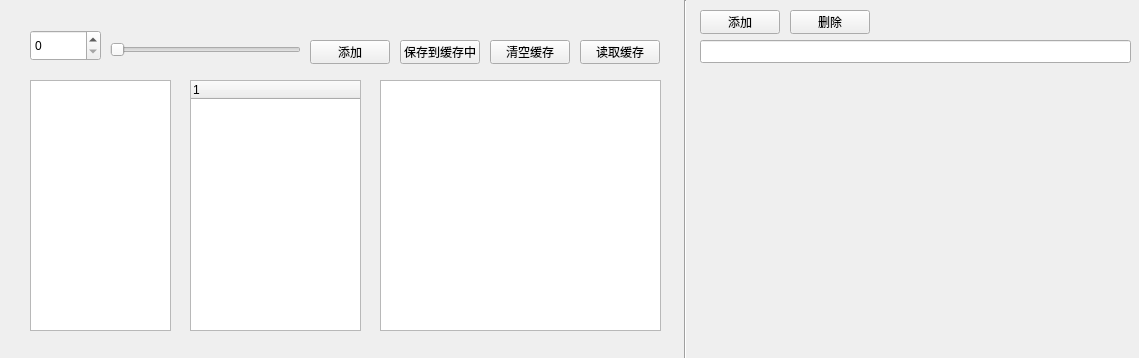
First picture: the form in mywindow.ui, repository Lil-El/QT, before the edit.
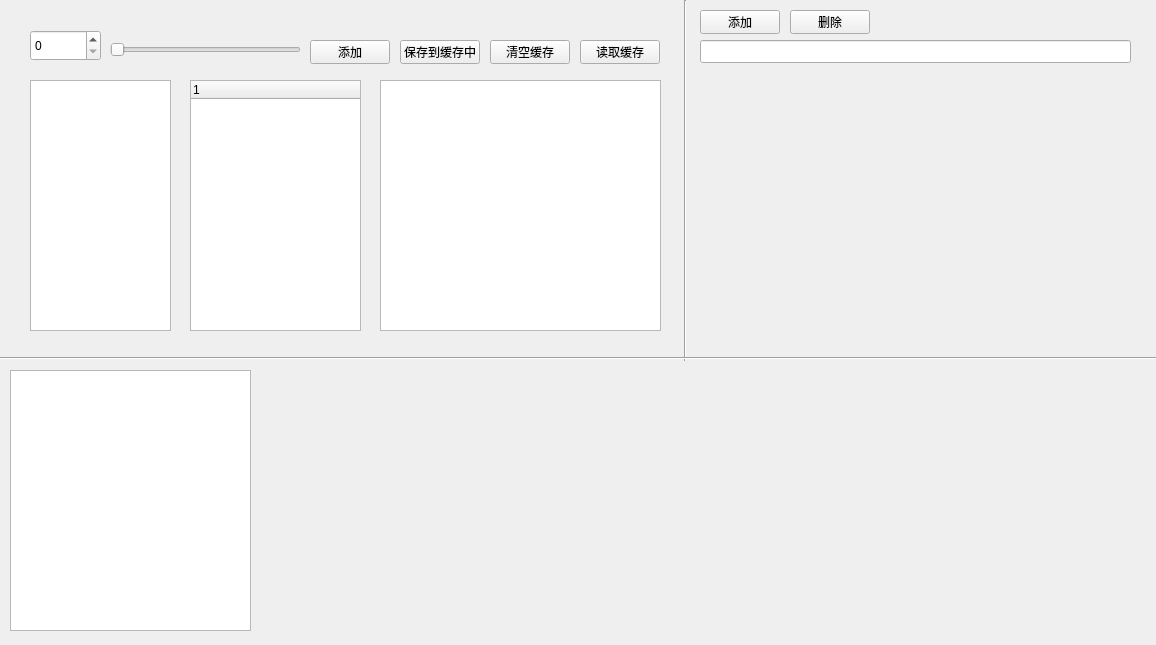
Second picture: the form after the edit.

Commit message: custom table model 1.

Diff of the .ui file:
```diff
--- a/mywindow.ui
+++ b/mywindow.ui
@@ -6,8 +6,8 @@
    <rect>
     <x>0</x>
     <y>0</y>
-    <width>1139</width>
-    <height>358</height>
+    <width>1156</width>
+    <height>645</height>
    </rect>
   </property>
   <property name="windowTitle">
@@ -189,6 +189,29 @@
     </rect>
    </property>
   </widget>
+  <widget class="Line" name="line_2">
+   <property name="geometry">
+    <rect>
+     <x>0</x>
+     <y>350</y>
+     <width>1161</width>
+     <height>16</height>
+    </rect>
+   </property>
+   <property name="orientation">
+    <enum>Qt::Horizontal</enum>
+   </property>
+  </widget>
+  <widget class="QTableView" name="tableView">
+   <property name="geometry">
+    <rect>
+     <x>10</x>
+     <y>370</y>
+     <width>241</width>
+     <height>261</height>
+    </rect>
+   </property>
+  </widget>
  </widget>
  <resources/>
  <connections/>
```
The commit also changes 5 other files.
